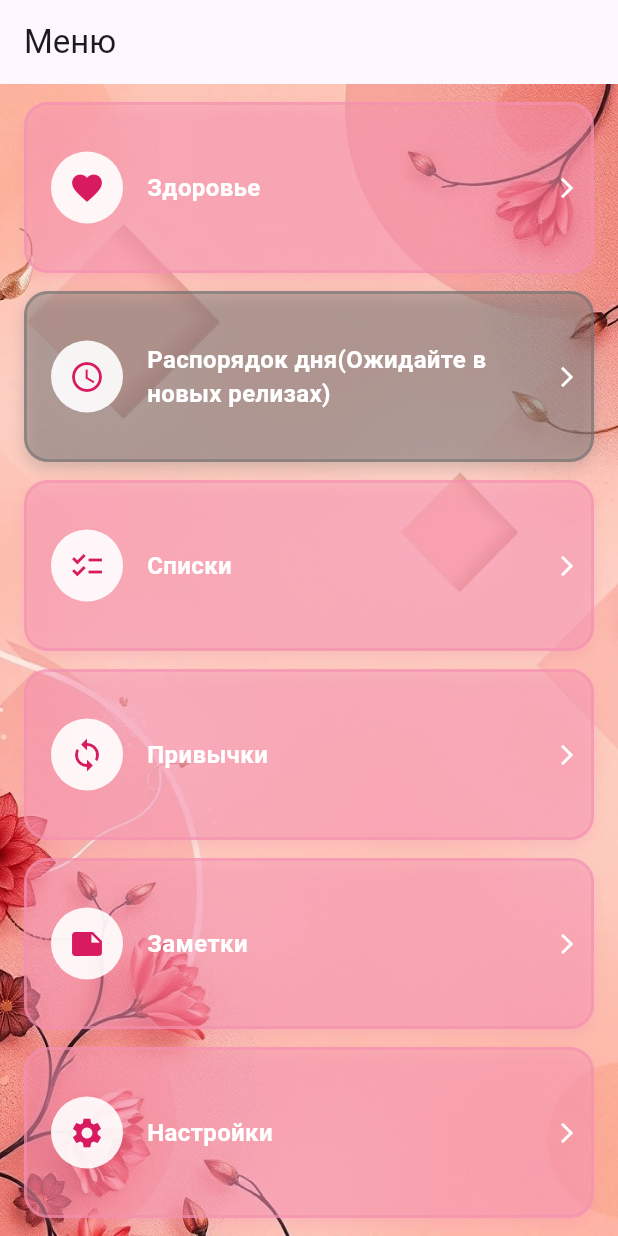
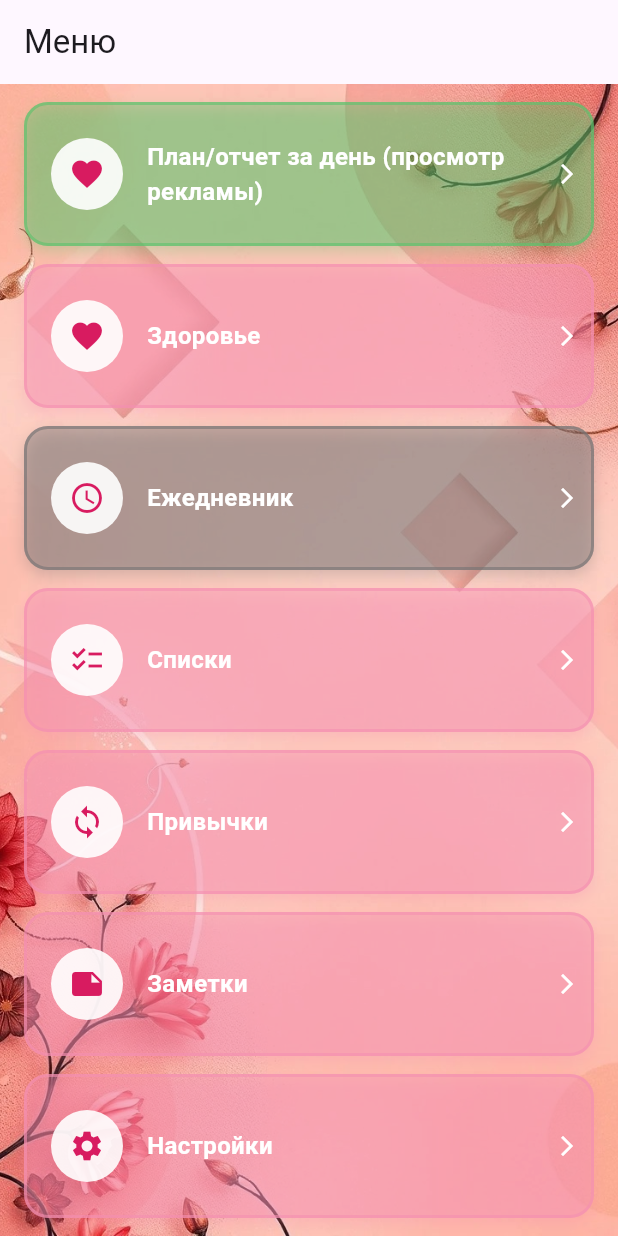
Before and after one commit to ruzanovalexei/womanlife, a Flutter app: the ListsScreen screen opened directly, after a tap on the "arrow back" icon, on a phone screen of 412 x 824 dp. Run offline on Flutter 3.47's test engine with Material 3 defaults, Android fonts, the phone set to English and light mode, and no system bars; our stand-ins replace flutter_local_notifications, permission_handler, speech_to_text, sqflite, table_calendar; missing offline and left inert: workmanager, yandex_mobileads; accounts and stored records are empty.

Commit message:
Перед правкой рекламы за вознагражение

```diff
--- a/lib/l10n/app_en.arb
+++ b/lib/l10n/app_en.arb
@@ -237,6 +237,7 @@
   },
   "medicationDeleteError": "Error deleting medication: {message}",
   "analyticsTitle": "Analytics",
+  "dayReportTitle": "Daily Report",
   "medicationsReportTitle": "Medications Report",
   "medicationsReportDescription": "Detailed analytics on medication intake, missed doses and adherence",
   "notificationPermissionGranted": "Notification permission granted",
@@ -256,8 +257,9 @@
   "cancel": "Cancel",
   "menuTitle": "Menu",
   "menuSubtitle": "Choose the section you need",
+  "menu0": "Информация за день",
   "menu1": "Health",
-  "menu2": "Medications",
+  "menu2": "Ежедневник",
   "menu3": "Lists",
   "menu4": "Habits",
   "menu5": "Notes",
--- a/lib/l10n/app_localizations.dart
+++ b/lib/l10n/app_localizations.dart
@@ -827,6 +827,12 @@ abstract class AppLocalizations {
   /// **'Analytics'**
   String get analyticsTitle;
 
+  /// No description provided for @dayReportTitle.
+  ///
+  /// In en, this message translates to:
+  /// **'Daily Report'**
+  String get dayReportTitle;
+
   /// No description provided for @medicationsReportTitle.
   ///
   /// In en, this message translates to:
@@ -941,6 +947,12 @@ abstract class AppLocalizations {
   /// **'Choose the section you need'**
   String get menuSubtitle;
 
+  /// No description provided for @menu0.
+  ///
+  /// In en, this message translates to:
+  /// **'Информация за день'**
+  String get menu0;
+
   /// No description provided for @menu1.
   ///
   /// In en, this message translates to:
@@ -950,7 +962,7 @@ abstract class AppLocalizations {
   /// No description provided for @menu2.
   ///
   /// In en, this message translates to:
-  /// **'Daily Schedule'**
+  /// **'Ежедневник'**
   String get menu2;
 
   /// No description provided for @menu3.
--- a/lib/l10n/app_localizations_en.dart
+++ b/lib/l10n/app_localizations_en.dart
@@ -419,6 +419,9 @@ class AppLocalizationsEn extends AppLocalizations {
   String get analyticsTitle => 'Analytics';
 
   @override
+  String get dayReportTitle => 'Daily Report';
+
+  @override
   String get medicationsReportTitle => 'Medications Report';
 
   @override
@@ -476,10 +479,13 @@ class AppLocalizationsEn extends AppLocalizations {
   String get menuSubtitle => 'Choose the section you need';
 
   @override
+  String get menu0 => 'Информация за день';
+
+  @override
   String get menu1 => 'Health';
 
   @override
-  String get menu2 => 'Daily Schedule';
+  String get menu2 => 'Ежедневник';
 
   @override
   String get menu3 => 'Lists';
--- a/lib/l10n/app_localizations_ru.dart
+++ b/lib/l10n/app_localizations_ru.dart
@@ -419,6 +419,9 @@ class AppLocalizationsRu extends AppLocalizations {
   String get analyticsTitle => 'Аналитика';
 
   @override
+  String get dayReportTitle => 'Отчет за день';
+
+  @override
   String get medicationsReportTitle => 'Отчет по приему лекарств';
 
   @override
@@ -476,10 +479,13 @@ class AppLocalizationsRu extends AppLocalizations {
   String get menuSubtitle => 'Выберите нужный раздел';
 
   @override
+  String get menu0 => 'План/отчет за день (просмотр рекламы)';
+
+  @override
   String get menu1 => 'Здоровье';
 
   @override
-  String get menu2 => 'Распорядок дня(Ожидайте в новых релизах)';
+  String get menu2 => 'Ежедневник';
 
   @override
   String get menu3 => 'Списки';
--- a/lib/l10n/app_ru.arb
+++ b/lib/l10n/app_ru.arb
@@ -239,6 +239,7 @@
   },
   "medicationDeleteError": "Ошибка удаления лекарства: {message}",
   "analyticsTitle": "Аналитика",
+  "dayReportTitle": "Отчет за день",
   "medicationsReportTitle": "Отчет по приему лекарств",
   "medicationsReportDescription": "Подробная аналитика по приему лекарств, пропускам и соблюдению режима приема",
   "notificationPermissionGranted": "Разрешение на уведомления получено",
@@ -258,8 +259,9 @@
   "cancel": "Отмена",
   "menuTitle": "Меню",
   "menuSubtitle": "Выберите нужный раздел",
+  "menu0": "План/отчет за день (просмотр рекламы)",
   "menu1": "Здоровье",
-  "menu2": "Лекарства",
+  "menu2": "Ежедневник",
   "menu3": "Списки",
   "menu4": "Привычки",
   "menu5": "Заметки",
--- a/lib/screens/menu_screen.dart
+++ b/lib/screens/menu_screen.dart
@@ -12,7 +12,8 @@ import 'package:period_tracker/screens/settings_screen.dart';
 import 'package:period_tracker/screens/lists_screen.dart';
 import 'package:period_tracker/screens/notes_screen.dart';
 import 'package:period_tracker/screens/habits_screen.dart';
-import 'package:period_tracker/screens/analytics_screen.dart';
+// import 'package:period_tracker/screens/analytics_screen.dart';
+import 'package:period_tracker/screens/day_report_screen.dart';
 // import 'package:period_tracker/screens/medications_screen.dart';
 // import 'package:yandex_mobileads/mobile_ads.dart';analytics_screen.dart
 // import 'package:yandex_mobileads/ad_widget.dart'; // Добавляем импорт AdWidget
@@ -130,14 +131,14 @@ class _MenuScreenState extends State<MenuScreen> {
           });
         }
         break;
-      case 1:
+      case 111:
         await _adBannerService.showRewardedAd(
           context: context,
           onAdCompleted: (reward) {
           // Выдать награду пользователю
                   Navigator.push(
           context,
-          MaterialPageRoute(builder: (context) => const AnalyticsScreen()),
+          MaterialPageRoute(builder: (context) => const DayReportScreen()),
         ).then((_) {
           _loadData();
         });
@@ -148,6 +149,13 @@ class _MenuScreenState extends State<MenuScreen> {
           },
           );
         break;
+        //         Navigator.push(
+        //   context,
+        //   MaterialPageRoute(builder: (context) => const DayReportScreen()),
+        // ).then((_) {
+        //   _loadData();
+        // });
+        // break;
       case 2:
         Navigator.push(
           context,
@@ -225,6 +233,13 @@ static const _backgroundImage = AssetImage('assets/images/fon1.png');
       padding: const EdgeInsets.symmetric(horizontal: 16),
       child: Column(
         children: [
+          const SizedBox(height: 12),
+          _buildMenuTile(
+            icon: Icons.favorite,
+            title: l10n.menu0,
+            color: const Color.fromARGB(255, 91, 194, 108),
+            onTap: () => _onMenuItemTap(111),
+          ),
           const SizedBox(height: 12),
           _buildMenuTile(
             icon: Icons.favorite,
```
